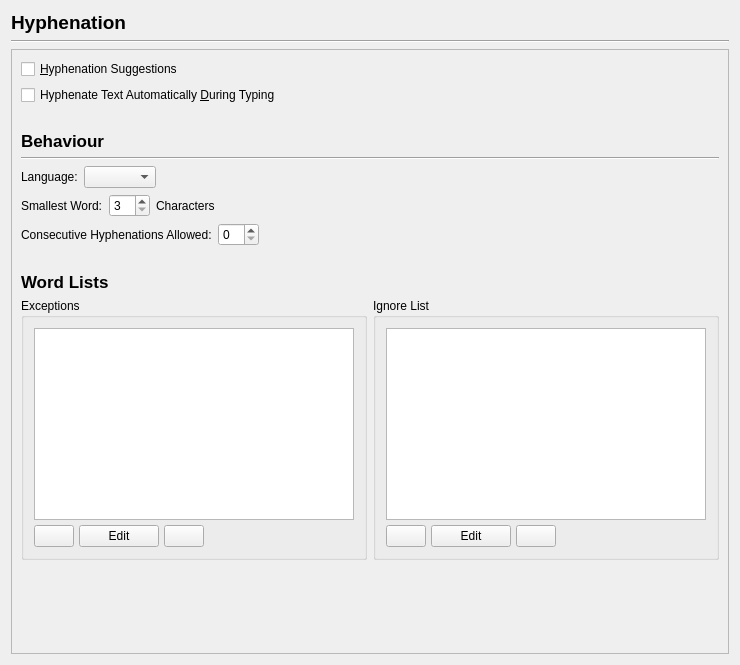
Above: scribus/ui/prefs_hyphenatorbase.ui from scribusproject/scribus before the change. Below: the same form after it.
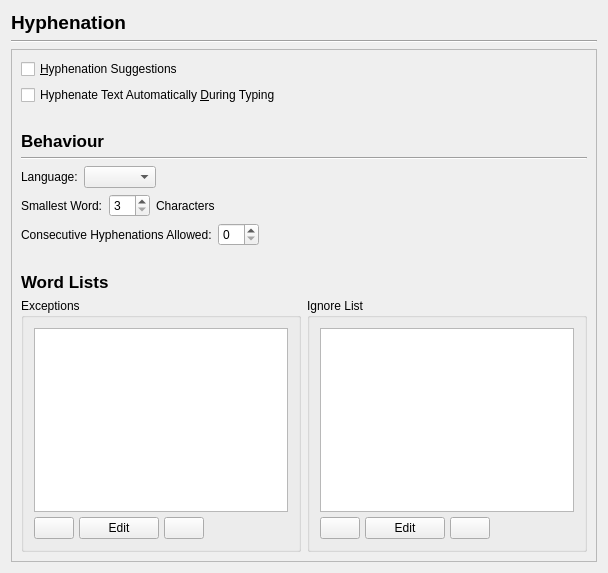
That is the form after the change.

Commit message: #9199: convert unicode importing to be like the text importer, plus other updates for prefs

Patch:
```diff
--- a/scribus/ui/prefs_hyphenatorbase.ui
+++ b/scribus/ui/prefs_hyphenatorbase.ui
@@ -6,8 +6,8 @@
    <rect>
     <x>0</x>
     <y>0</y>
-    <width>740</width>
-    <height>665</height>
+    <width>608</width>
+    <height>573</height>
    </rect>
   </property>
   <property name="windowTitle">
@@ -45,8 +45,8 @@
        <rect>
         <x>0</x>
         <y>0</y>
-        <width>712</width>
-        <height>594</height>
+        <width>580</width>
+        <height>503</height>
        </rect>
       </property>
       <layout class="QVBoxLayout" name="verticalLayout_2">
@@ -328,7 +328,7 @@
             <item row="0" column="0" colspan="4">
              <widget class="QListWidget" name="ignoreListWidget">
               <property name="sizePolicy">
-               <sizepolicy hsizetype="Preferred" vsizetype="MinimumExpanding">
+               <sizepolicy hsizetype="Preferred" vsizetype="Expanding">
                 <horstretch>0</horstretch>
                 <verstretch>0</verstretch>
                </sizepolicy>
@@ -374,19 +374,6 @@
          </item>
         </layout>
        </item>
-       <item>
-        <spacer name="verticalSpacer">
-         <property name="orientation">
-          <enum>Qt::Vertical</enum>
-         </property>
-         <property name="sizeHint" stdset="0">
-          <size>
-           <width>20</width>
-           <height>40</height>
-          </size>
-         </property>
-        </spacer>
-       </item>
       </layout>
      </widget>
     </widget>
```
Left out of the diff: 26 changed lines with no effect on the pictures. The commit also changes 5 other files.
